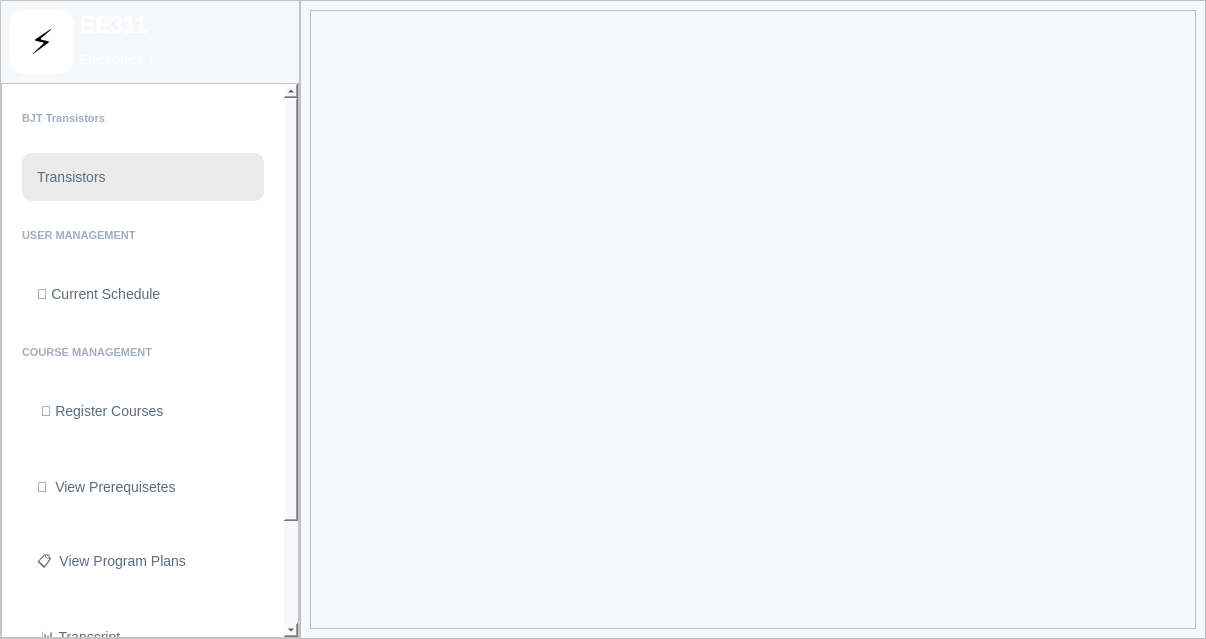
Qt form ui/main_dashboard.ui (Yasser-Daffa/ee311-transistor-calc) before a commit.
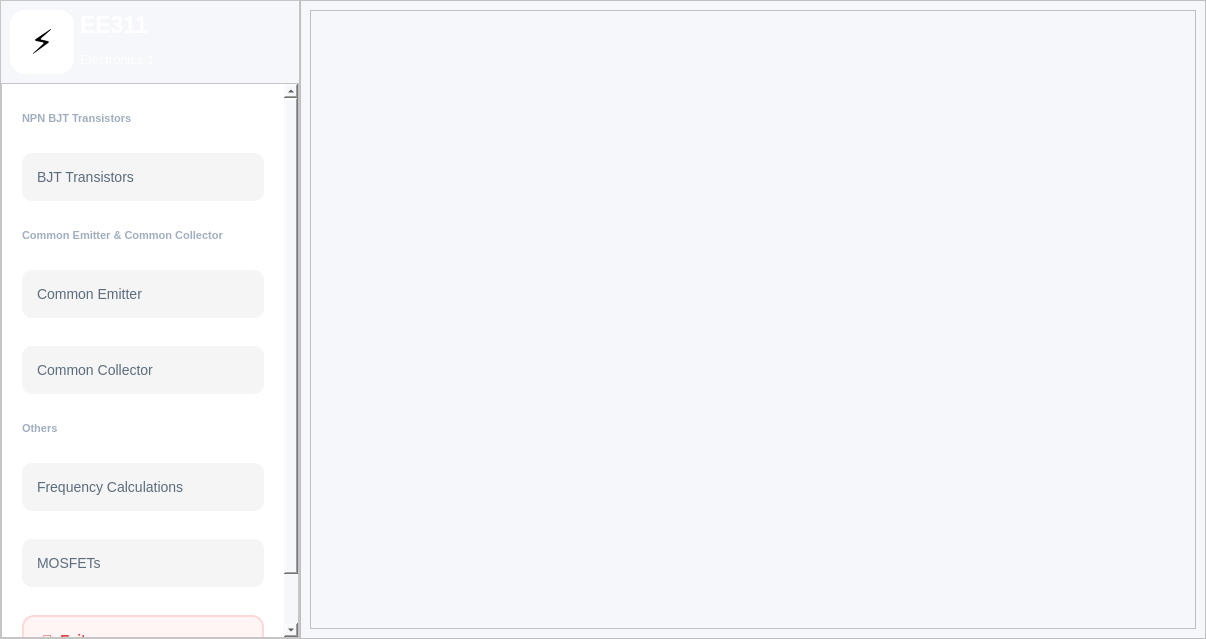
The same form after that commit.

Commit message: development: done with bjt transistors topologies

```diff
--- a/ui/main_dashboard.ui
+++ b/ui/main_dashboard.ui
@@ -224,7 +224,7 @@
             <x>0</x>
             <y>0</y>
             <width>284</width>
-            <height>719</height>
+            <height>643</height>
            </rect>
           </property>
           <property name="styleSheet">
@@ -252,55 +252,55 @@
               <string notr="true">color: #a0aec0; font-size: 11px; font-weight: 800; background: transparent;</string>
              </property>
              <property name="text">
+              <string>NPN BJT Transistors</string>
+             </property>
+            </widget>
+           </item>
+           <item>
+            <widget class="QPushButton" name="buttonBjtTransistor">
+             <property name="minimumSize">
+              <size>
+               <width>0</width>
+               <height>48</height>
+              </size>
+             </property>
+             <property name="cursor">
+              <cursorShape>PointingHandCursor</cursorShape>
+             </property>
+             <property name="styleSheet">
+              <string notr="true">QPushButton {
+    background-color: rgb(245, 245, 245);
+    border: none;
+    border-radius: 10px;
+    color: #5a6c7d;
+    font-size: 14px;
+    text-align: left;
+    padding-left: 15px;
+}
+
+QPushButton:hover {
+    background-color: rgb(200, 200, 200);
+    color: #8c6fff;  /* slightly purple-ish on hover */
+}
+
+/* CHECKED / TOGGLED STATE */
+QPushButton:checked {
+    background-color: rgba(140, 111, 255, 0.10);  /* faint purple */
+    color: #8c6fff; 
+    font-weight: bold;
+    border-left: 4px solid #8c6fff;
+    padding-left: 11px; /* adjust so bar doesn’t push content too far */
+}
+
+/* PRESSED STATE (optional but clean) */
+QPushButton:pressed {
+    background-color: rgba(140, 111, 255, 0.18);  /* slightly darker purple on press */
+}
+</string>
+             </property>
+             <property name="text">
               <string>BJT Transistors</string>
              </property>
-            </widget>
-           </item>
-           <item>
-            <widget class="QPushButton" name="buttonProfile">
-             <property name="minimumSize">
-              <size>
-               <width>0</width>
-               <height>48</height>
-              </size>
-             </property>
-             <property name="cursor">
-              <cursorShape>PointingHandCursor</cursorShape>
-             </property>
-             <property name="styleSheet">
-              <string notr="true">QPushButton {
-    background-color: rgb(235, 235, 235);
-    border: none;
-    border-radius: 10px;
-    color: #5a6c7d;
-    font-size: 14px;
-    text-align: left;
-    padding-left: 15px;
-}
-
-QPushButton:hover {
-    background-color: rgb(200, 200, 200);
-    color: #8c6fff;  /* slightly purple-ish on hover */
-}
-
-/* CHECKED / TOGGLED STATE */
-QPushButton:checked {
-    background-color: rgba(140, 111, 255, 0.10);  /* faint purple */
-    color: #8c6fff; 
-    font-weight: bold;
-    border-left: 4px solid #8c6fff;
-    padding-left: 11px; /* adjust so bar doesn’t push content too far */
-}
-
-/* PRESSED STATE (optional but clean) */
-QPushButton:pressed {
-    background-color: rgba(140, 111, 255, 0.18);  /* slightly darker purple on press */
-}
-</string>
-             </property>
-             <property name="text">
-              <string>Transistors</string>
-             </property>
              <property name="checkable">
               <bool>true</bool>
              </property>
@@ -315,7 +315,7 @@
               <string notr="true">color: #a0aec0; font-size: 11px; font-weight: 800; background: transparent;</string>
              </property>
              <property name="text">
-              <string>USER MANAGEMENT</string>
+              <string>Common Emitter &amp; Common Collector</string>
              </property>
             </widget>
            </item>
@@ -332,7 +332,7 @@
              </property>
              <property name="styleSheet">
               <string notr="true">QPushButton {
-    background-color: transparent;
+    background-color: rgb(245, 245, 245);
     border: none;
     border-radius: 10px;
     color: #5a6c7d;
@@ -362,7 +362,7 @@
 </string>
              </property>
              <property name="text">
-              <string>📅 Current Schedule</string>
+              <string>Common Emitter</string>
              </property>
              <property name="checkable">
               <bool>true</bool>
@@ -372,13 +372,63 @@
              </attribute>
             </widget>
            </item>
+           <item>
+            <widget class="QPushButton" name="buttonCommonCollector">
+             <property name="minimumSize">
+              <size>
+               <width>0</width>
+               <height>48</height>
+              </size>
+             </property>
+             <property name="cursor">
+              <cursorShape>PointingHandCursor</cursorShape>
+             </property>
+             <property name="styleSheet">
+              <string notr="true">QPushButton {
+    background-color: rgb(245, 245, 245);
+    border: none;
+    border-radius: 10px;
+    color: #5a6c7d;
+    font-size: 14px;
+    text-align: left;
+    padding-left: 15px;
+}
+
+QPushButton:hover {
+    background-color: rgb(200, 200, 200);
+    color: #8c6fff;  /* slightly purple-ish on hover */
+}
+
+/* CHECKED / TOGGLED STATE */
+QPushButton:checked {
+    background-color: rgba(140, 111, 255, 0.10);  /* faint purple */
+    color: #8c6fff; 
+    font-weight: bold;
+    border-left: 4px solid #8c6fff;
+    padding-left: 11px; /* adjust so bar doesn’t push content too far */
+}
+
+/* PRESSED STATE (optional but clean) */
+QPushButton:pressed {
+    background-color: rgba(140, 111, 255, 0.18);  /* slightly darker purple on press */
+}
+</string>
+             </property>
+             <property name="text">
+              <string>Common Collector</string>
+             </property>
+             <property name="checkable">
+              <bool>true</bool>
+             </property>
+            </widget>
+           </item>
            <item>
             <widget class="QLabel" name="courseMgmtLabel">
              <property name="styleSheet">
               <string notr="true">color: #a0aec0; font-size: 11px; font-weight: 800; background: transparent;</string>
              </property>
              <property name="text">
-              <string>COURSE MANAGEMENT</string>
+              <string>Others</string>
              </property>
             </widget>
            </item>
@@ -395,7 +445,7 @@
              </property>
              <property name="styleSheet">
               <string notr="true">QPushButton {
-    background-color: transparent;
+    background-color: rgb(245, 245, 245);
     border: none;
     border-radius: 10px;
     color: #5a6c7d;
@@ -425,7 +475,7 @@
 </string>
              </property>
              <property name="text">
-              <string> 📝 Register Courses </string>
+              <string>Frequency Calculations</string>
              </property>
              <property name="checkable">
               <bool>true</bool>
@@ -448,7 +498,7 @@
              </property>
              <property name="styleSheet">
               <string notr="true">QPushButton {
-    background-color: transparent;
+    background-color: rgb(245, 245, 245);
     border: none;
     border-radius: 10px;
     color: #5a6c7d;
@@ -478,113 +528,7 @@
 </string>
              </property>
              <property name="text">
-              <string>🔗  View Prerequisetes</string>
-             </property>
-             <property name="checkable">
-              <bool>true</bool>
-             </property>
-             <attribute name="buttonGroup">
-              <string notr="true">buttonGroupSubmenus</string>
-             </attribute>
-            </widget>
-           </item>
-           <item>
-            <widget class="QPushButton" name="buttonViewProgramPlans">
-             <property name="minimumSize">
-              <size>
-               <width>0</width>
-               <height>48</height>
-              </size>
-             </property>
-             <property name="cursor">
-              <cursorShape>PointingHandCursor</cursorShape>
-             </property>
-             <property name="styleSheet">
-              <string notr="true">QPushButton {
-    background-color: transparent;
-    border: none;
-    border-radius: 10px;
-    color: #5a6c7d;
-    font-size: 14px;
-    text-align: left;
-    padding-left: 15px;
-}
-
-QPushButton:hover {
-    background-color: #f8f9fa;
-    color: #8c6fff;  /* slightly purple-ish on hover */
-}
-
-/* CHECKED / TOGGLED STATE */
-QPushButton:checked {
-    background-color: rgba(140, 111, 255, 0.10);  /* faint purple */
-    color: #8c6fff; 
-    font-weight: bold;
-    border-left: 4px solid #8c6fff;
-    padding-left: 11px; /* adjust so bar doesn’t push content too far */
-}
-
-/* PRESSED STATE (optional but clean) */
-QPushButton:pressed {
-    background-color: rgba(140, 111, 255, 0.18);  /* slightly darker purple on press */
-}
-</string>
-             </property>
-             <property name="text">
-              <string>📋  View Program Plans</string>
-             </property>
-             <property name="checkable">
-              <bool>true</bool>
-             </property>
-             <attribute name="buttonGroup">
-              <string notr="true">buttonGroupSubmenus</string>
-             </attribute>
-            </widget>
-           </item>
-           <item>
-            <widget class="QPushButton" name="buttonTranscript">
-             <property name="minimumSize">
-              <size>
-               <width>0</width>
-               <height>48</height>
-              </size>
-             </property>
-             <property name="cursor">
-              <cursorShape>PointingHandCursor</cursorShape>
-             </property>
-             <property name="styleSheet">
-              <string notr="true">QPushButton {
-    background-color: transparent;
-    border: none;
-    border-radius: 10px;
-    color: #5a6c7d;
-    font-size: 14px;
-    text-align: left;
-    padding-left: 15px;
-}
-
-QPushButton:hover {
-    background-color: #f8f9fa;
-    color: #8c6fff;  /* slightly purple-ish on hover */
-}
-
-/* CHECKED / TOGGLED STATE */
-QPushButton:checked {
-    background-color: rgba(140, 111, 255, 0.10);  /* faint purple */
-    color: #8c6fff; 
-    font-weight: bold;
-    border-left: 4px solid #8c6fff;
-    padding-left: 11px; /* adjust so bar doesn’t push content too far */
-}
-
-/* PRESSED STATE (optional but clean) */
-QPushButton:pressed {
-    background-color: rgba(140, 111, 255, 0.18);  /* slightly darker purple on press */
-}
-</string>
-             </property>
-             <property name="text">
-              <string> 📊 Transcript </string>
+              <string>MOSFETs</string>
              </property>
              <property name="checkable">
               <bool>true</bool>
@@ -647,7 +591,7 @@
 </string>
              </property>
              <property name="text">
-              <string>🚪  Logout</string>
+              <string>🚪  Exit</string>
              </property>
             </widget>
            </item>
```
Left out of the diff: 16 changed lines with no effect on the pictures. The commit also changes 19 other files.
